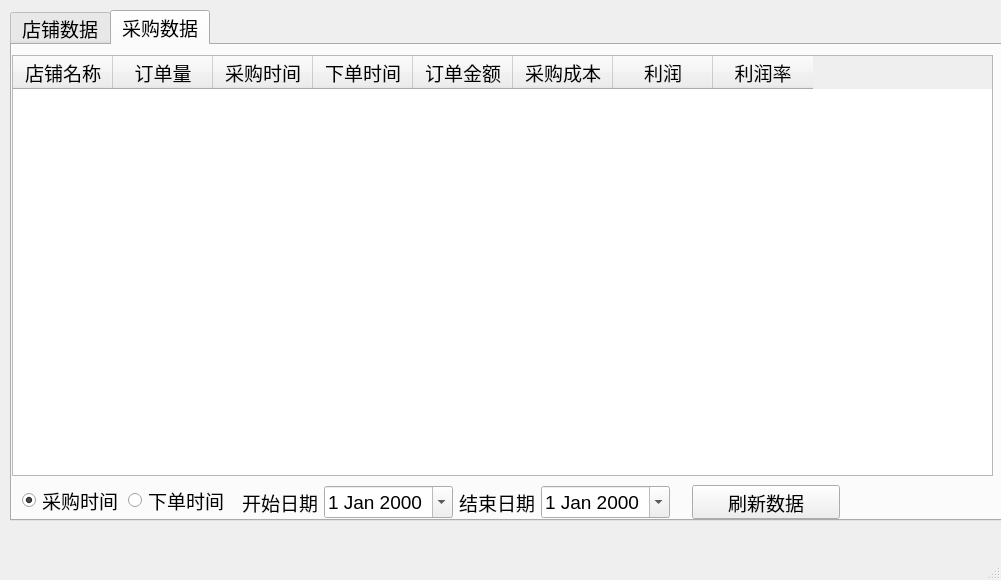
This is ui/ui.ui in imuhao/MtHelper as Qt 5 draws it before an edit. The edited form follows.
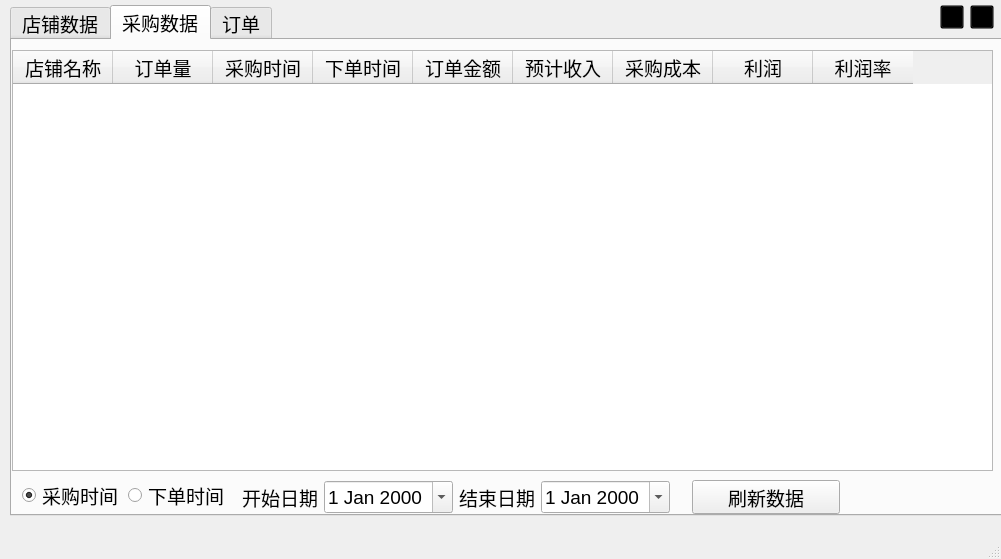
This is the edited form. The open tabs and pages were chosen to show the change. Icons and pictures are not drawn.

```diff
--- a/ui/ui.ui
+++ b/ui/ui.ui
@@ -7,7 +7,7 @@
     <x>0</x>
     <y>0</y>
     <width>1001</width>
-    <height>580</height>
+    <height>559</height>
    </rect>
   </property>
   <property name="font">
@@ -23,11 +23,14 @@
     <property name="geometry">
      <rect>
       <x>10</x>
-      <y>10</y>
+      <y>5</y>
       <width>1001</width>
       <height>511</height>
      </rect>
     </property>
+    <property name="autoFillBackground">
+     <bool>false</bool>
+    </property>
     <property name="currentIndex">
      <number>0</number>
     </property>
@@ -161,6 +164,11 @@
         <string>订单金额</string>
        </property>
       </column>
+      <column>
+       <property name="text">
+        <string>预计收入</string>
+       </property>
+      </column>
       <column>
        <property name="text">
         <string>采购成本</string>
@@ -279,6 +287,55 @@
       </layout>
      </widget>
     </widget>
+    <widget class="QWidget" name="tab_3">
+     <attribute name="title">
+      <string>订单</string>
+     </attribute>
+    </widget>
+   </widget>
+   <widget class="QPushButton" name="btnMini">
+    <property name="geometry">
+     <rect>
+      <x>940</x>
+      <y>5</y>
+      <width>24</width>
+      <height>24</height>
+     </rect>
+    </property>
+    <property name="autoFillBackground">
+     <bool>false</bool>
+    </property>
+    <property name="styleSheet">
+     <string notr="true">background:rgba(0,0,0,0);
+border-image: url(./res/mini_icon.png)
+
+</string>
+    </property>
+    <property name="text">
+     <string/>
+    </property>
+   </widget>
+   <widget class="QPushButton" name="btnClose">
+    <property name="geometry">
+     <rect>
+      <x>970</x>
+      <y>5</y>
+      <width>24</width>
+      <height>24</height>
+     </rect>
+    </property>
+    <property name="autoFillBackground">
+     <bool>false</bool>
+    </property>
+    <property name="styleSheet">
+     <string notr="true">background:rgba(0,0,0,0);
+border-image: url(./res/close_icon.png)
+
+</string>
+    </property>
+    <property name="text">
+     <string/>
+    </property>
    </widget>
   </widget>
   <widget class="QMenuBar" name="menubar">
```
Left out of the diff: 6 changed lines with no effect on the pictures.
